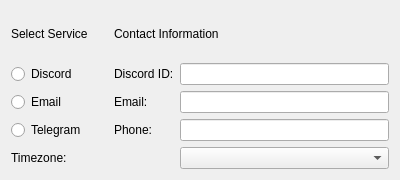
The window that ui/designs/channel_selection_widget.ui (Jacfogel/MHM) describes before a commit, drawn with Qt 5.
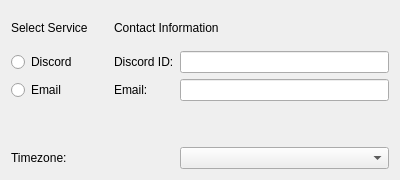
The same window after the commit.

Commit message: docs(core): add LEGACY notes and warnings for preferences cleanup; config legacy LOG_FILE_PATH warning; Pydantic schemas integration; Path migration and Telegram removal. tests: full suite green. docs: update TODO, PLANS, AI_CHANGELOG, CHANGELOG_DETAIL. audit: refreshed metrics

The edit to the form file:
```diff
--- a/ui/designs/channel_selection_widget.ui
+++ b/ui/designs/channel_selection_widget.ui
@@ -19,22 +19,12 @@
      <property name="sizeConstraint">
       <enum>QLayout::SizeConstraint::SetDefaultConstraint</enum>
      </property>
-     <item row="3" column="0">
-      <widget class="QRadioButton" name="radioButton_telegram">
-       <property name="text">
-        <string>Telegram</string>
-       </property>
-      </widget>
-     </item>
      <item row="1" column="3">
       <widget class="QLineEdit" name="lineEdit_discordID"/>
      </item>
      <item row="2" column="3">
       <widget class="QLineEdit" name="lineEdit_email"/>
      </item>
-     <item row="3" column="3">
-      <widget class="QLineEdit" name="lineEdit_phone"/>
-     </item>
      <item row="4" column="3">
       <widget class="QComboBox" name="comboBox_timezone"/>
      </item>
@@ -76,13 +66,6 @@
        </property>
       </widget>
      </item>
-     <item row="3" column="2">
-      <widget class="QLabel" name="label_phone">
-       <property name="text">
-        <string>Phone:</string>
-       </property>
-      </widget>
-     </item>
      <item row="1" column="2">
       <widget class="QLabel" name="label_discordID">
        <property name="text">
```
The commit also changes 31 other files.
